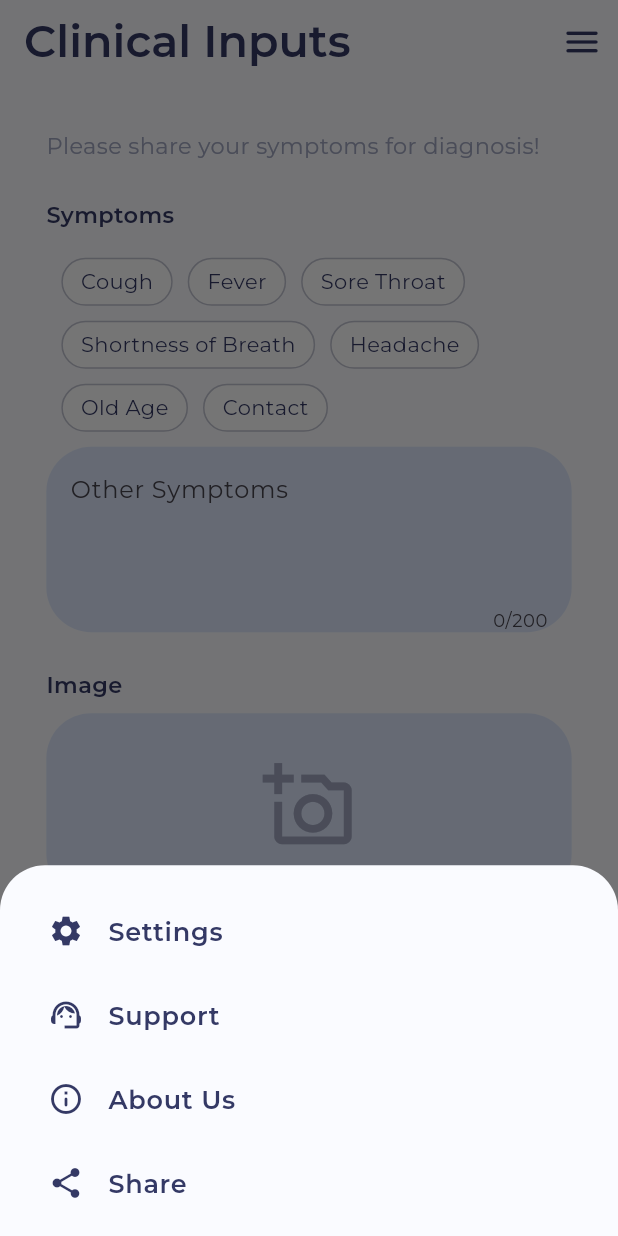
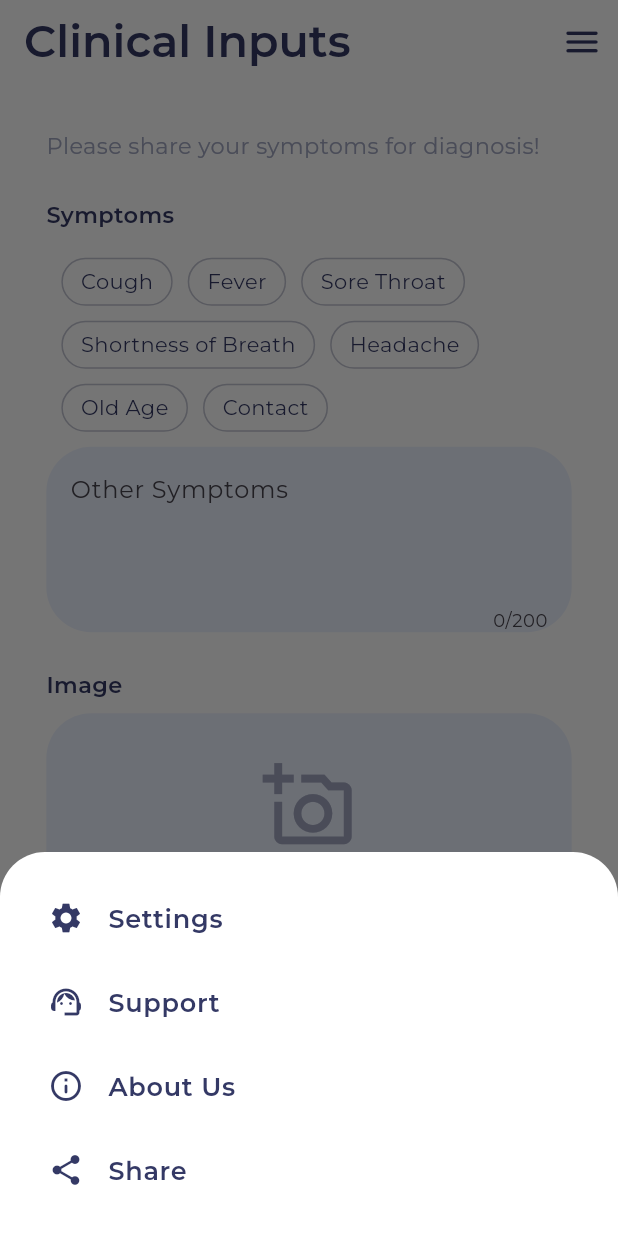
Before and after one commit to AumGupta/doc-otg, a Flutter app: the screen it shows once a user with an empty profile is signed in, item 2 of the bottom bar chosen, after a tap on the "menu" icon, on a phone screen of 412 x 824 dp. Run offline on Flutter 3.47's test engine with Material 2 defaults, Android fonts, the phone set to English and light mode, and no system bars; our stand-ins replace audioplayers, cached_network_image, chips_choice_null_safety, cloud_firestore, easy_splash_screen, file_picker and 5 more; accounts and stored records are empty; network calls fail.

Commit message:
Code Refined

```diff
--- a/lib/resources/firebase_methods.dart
+++ b/lib/resources/firebase_methods.dart
@@ -30,7 +30,6 @@ class FireStoreMethods {
     if (snap.size == 0) {
       return {};
     }
-    ;
     return Report.fromQuerySnap(snap)[0].toReadableReport();
   }
 
--- a/lib/screens/mobile_screen_layout.dart
+++ b/lib/screens/mobile_screen_layout.dart
@@ -85,18 +85,20 @@ class _MobileScreenLayoutState extends State<MobileScreenLayout> {
               onPressed: () {
                 showModalBottomSheet(
                   backgroundColor: Colors.transparent,
+                  isScrollControlled: true,
+                  useSafeArea: true,
                   context: context,
                   builder: (BuildContext bc) {
-                    return Container(
-                      height: height * 0.3,
+                    return Expanded(
+                      child: Container(
+                        // height: height * 0.5,
                         padding: const EdgeInsets.all(16),
                         decoration: BoxDecoration(
                             color: screenBgColor,
                             borderRadius: const BorderRadius.only(
                                 topLeft: Radius.circular(30),
                                 topRight: Radius.circular(30))),
-                      child: Column(
-                        mainAxisAlignment: MainAxisAlignment.center,
+                        child: Wrap(
                           children: [
                             // Settings
                             ListTile(
@@ -160,6 +162,7 @@ class _MobileScreenLayoutState extends State<MobileScreenLayout> {
                             )
                           ],
                         ),
+                      ),
                     );
                   },
                 );
--- a/lib/screens/reports_list_screen.dart
+++ b/lib/screens/reports_list_screen.dart
@@ -41,7 +41,7 @@ class _ReportsListScreenState extends State<ReportsListScreen> {
               if (snapshot.connectionState == ConnectionState.waiting) {
                 return Shimmer.fromColors(
                     highlightColor: Colors.white,
-                    baseColor: Colors.grey.shade300,
+                    baseColor: blueTint,
                     period: const Duration(milliseconds: 900),
                     child: ListView.builder(
                       itemCount: 5,
@@ -53,7 +53,7 @@ class _ReportsListScreenState extends State<ReportsListScreen> {
                               borderRadius:
                                   BorderRadius.all(Radius.circular(30))),
                           child: Container(
-                            height: height * 0.152,
+                            height: 129,
                           ),
                         );
                       },
--- a/lib/utils/colors.dart
+++ b/lib/utils/colors.dart
@@ -1,14 +1,16 @@
 import 'package:flutter/material.dart';
 
 Color darkPurple = const Color(0xFF343965);
-Color blueTint = const Color(0xFFDEE8FD);
+Color blueTint = const Color(0xFFecf2ff);
+// Color blueTint = const Color(0xFFDEE8FD);
 
 Color primaryColor = const Color(0xff585be4);
 Color primaryColorLight = const Color(0xff8789f1);
 
 Color whiteColorTransparent = const Color(0x26FFFFFF);
 
-Color screenBgColor = const Color(0xFFFAFBFF);
+// Color screenBgColor = const Color(0xFFFAFBFF);
+Color screenBgColor = const Color(0xFFFFFFFF);
 Color greyColor = const Color(0xFFA1A6C0);
 
 Color lightGreenColor = const Color(0xFFcdecea);
```
Also changed, not shown: lib/screens/diagnose_screen.dart (indentation only). Lines whose indentation alone changed are shown as unchanged.
